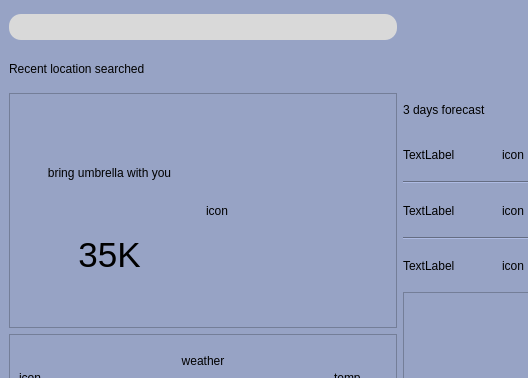
First picture: the form in mainwindow.ui, repository Aalok376/SkyScout, before the edit; both pictures show x 0 to 528 and y 0 to 378 of the 800 by 600 pixel window.
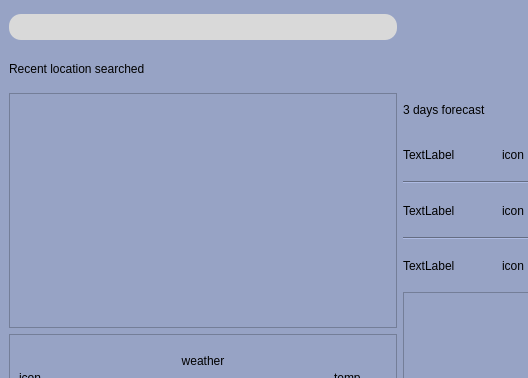
Second picture: the form after the edit.

Patch:
```diff
--- a/mainwindow.ui
+++ b/mainwindow.ui
@@ -138,7 +138,7 @@
                   <string notr="true">color:black;</string>
                  </property>
                  <property name="text">
-                  <string>bring umbrella with you</string>
+                  <string/>
                  </property>
                  <property name="alignment">
                   <set>Qt::AlignCenter</set>
@@ -149,7 +149,9 @@
                 <widget class="QLabel" name="label_4">
                  <property name="font">
                   <font>
-                   <pointsize>26</pointsize>
+                   <family>Segoe UI</family>
+                   <pointsize>38</pointsize>
+                   <italic>false</italic>
                    <bold>false</bold>
                   </font>
                  </property>
@@ -157,10 +159,11 @@
                   <string>&lt;html&gt;&lt;head/&gt;&lt;body&gt;&lt;p align=&quot;center&quot;&gt;36&lt;/p&gt;&lt;/body&gt;&lt;/html&gt;</string>
                  </property>
                  <property name="styleSheet">
-                  <string notr="true">color:black</string>
+                  <string notr="true">font: 38pt &quot;Segoe UI&quot;;
+color:rgb(0, 0, 0);</string>
                  </property>
                  <property name="text">
-                  <string>35K</string>
+                  <string/>
                  </property>
                  <property name="alignment">
                   <set>Qt::AlignCenter</set>
@@ -172,7 +175,7 @@
              <item>
               <widget class="QLabel" name="label_5">
                <property name="text">
-                <string>icon</string>
+                <string/>
                </property>
               </widget>
              </item>
```
Left out of the diff: 16 changed lines with no effect on the pictures.
